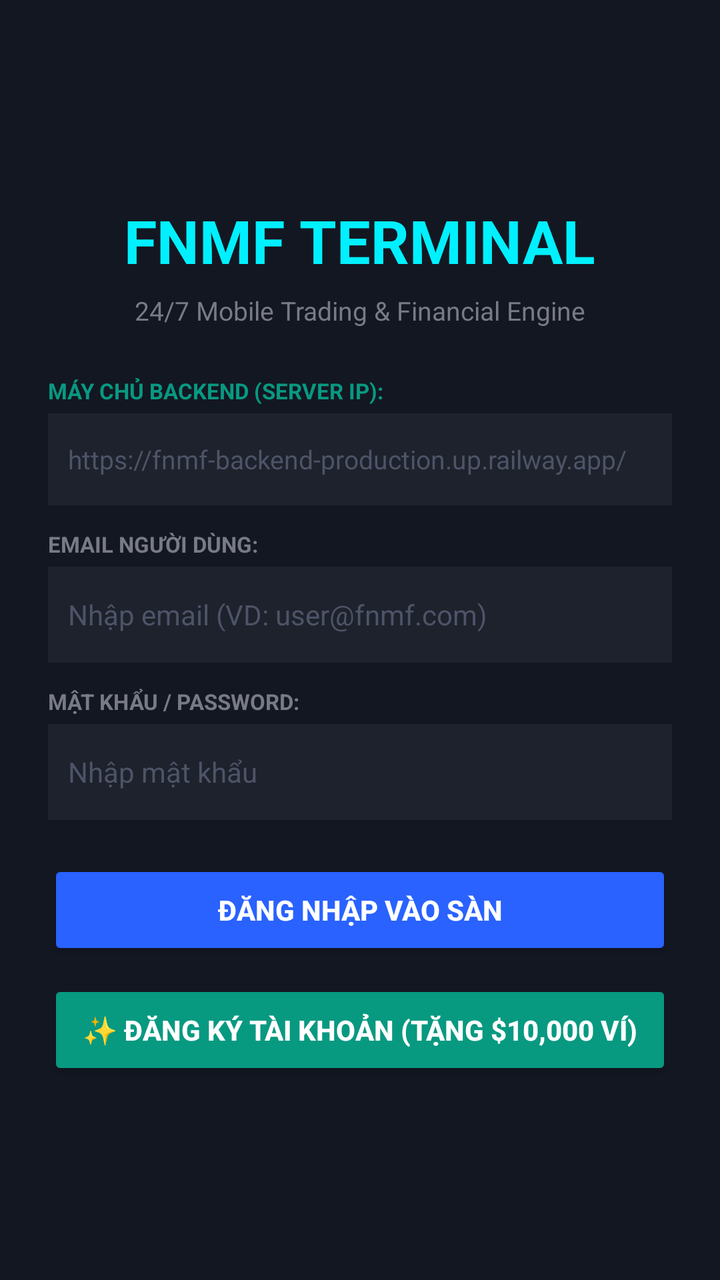
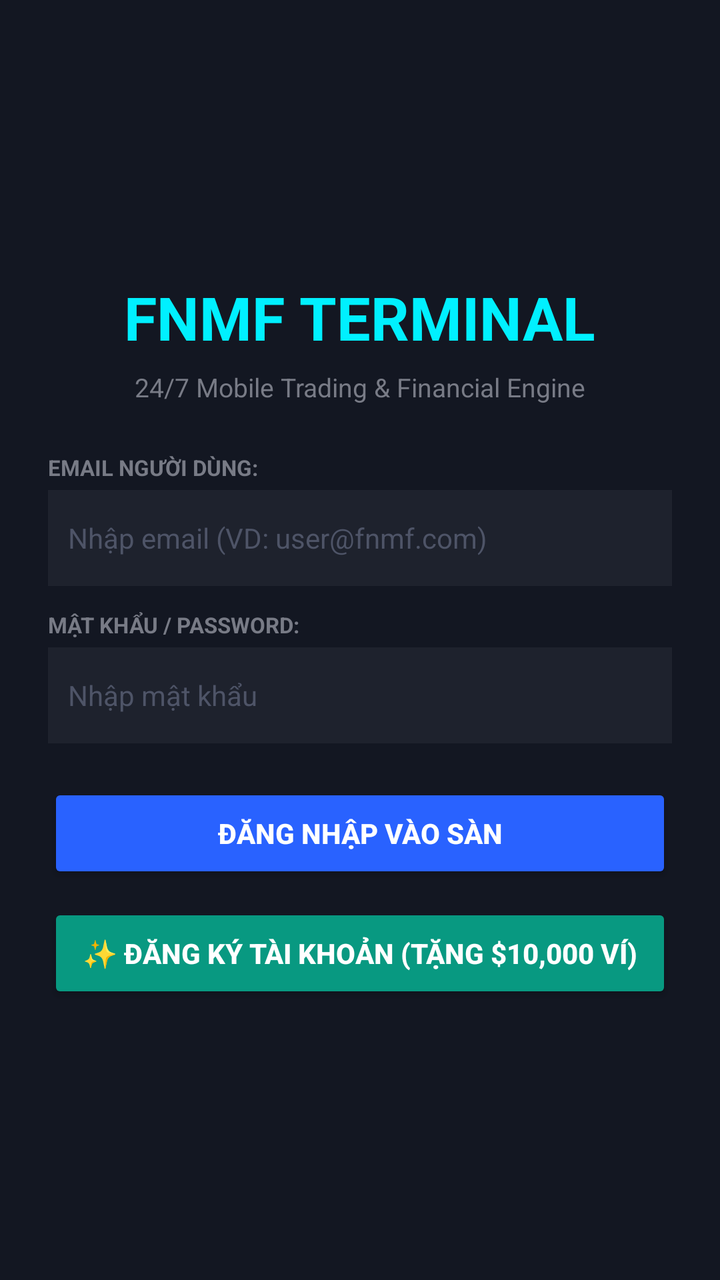

Two renders of the same Android screen: before a commit and after it. Below are the layout's source before the change and the commit's diff.
<!-- AndroidManifest.xml: application theme Theme.NHUMONGLENH -->
<!-- res/layout/layout_activity1.xml -->
<?xml version="1.0" encoding="utf-8"?>
<LinearLayout xmlns:android="http://schemas.android.com/apk/res/android"
    android:layout_width="match_parent"
    android:layout_height="match_parent"
    android:orientation="vertical"
    android:padding="24dp"
    android:background="#131722"
    android:gravity="center">

    <TextView
        android:layout_width="wrap_content"
        android:layout_height="wrap_content"
        android:text="FNMF TERMINAL"
        android:textColor="#00F0FF"
        android:textSize="30sp"
        android:textStyle="bold"
        android:layout_marginBottom="6dp"/>

    <TextView
        android:layout_width="wrap_content"
        android:layout_height="wrap_content"
        android:text="24/7 Mobile Trading &amp; Financial Engine"
        android:textColor="#787B86"
        android:textSize="13sp"
        android:layout_marginBottom="24dp"/>

    
    <TextView
        android:layout_width="match_parent"
        android:layout_height="wrap_content"
        android:text="MÁY CHỦ BACKEND (SERVER IP):"
        android:textColor="#089981"
        android:textSize="11sp"
        android:textStyle="bold"
        android:layout_marginBottom="4dp"/>

    <EditText
        android:id="@+id/etServerUrl"
        android:layout_width="match_parent"
        android:layout_height="46dp"
        android:hint="https://fnmf-backend-production.up.railway.app/"
        android:textColorHint="#4E5467"
        android:textColor="#00F0FF"
        android:background="#1E222D"
        android:padding="10dp"
        android:textSize="13sp"
        android:layout_marginBottom="12dp"/>

    
    <TextView
        android:layout_width="match_parent"
        android:layout_height="wrap_content"
        android:text="EMAIL NGƯỜI DÙNG:"
        android:textColor="#787B86"
        android:textSize="11sp"
        android:textStyle="bold"
        android:layout_marginBottom="4dp"/>

    <EditText
        android:id="@+id/etEmail"
        android:layout_width="match_parent"
        android:layout_height="48dp"
        android:hint="Nhập email (VD: user@fnmf.com)"
        android:textColorHint="#4E5467"
        android:textColor="#FFFFFF"
        android:inputType="textEmailAddress"
        android:autofillHints="emailAddress"
        android:background="#1E222D"
        android:padding="10dp"
        android:textSize="14sp"
        android:layout_marginBottom="12dp"/>

    
    <TextView
        android:layout_width="match_parent"
        android:layout_height="wrap_content"
        android:text="MẬT KHẨU / PASSWORD:"
        android:textColor="#787B86"
        android:textSize="11sp"
        android:textStyle="bold"
        android:layout_marginBottom="4dp"/>

    <EditText
        android:id="@+id/etPassword"
        android:layout_width="match_parent"
        android:layout_height="48dp"
        android:hint="Nhập mật khẩu"
        android:textColorHint="#4E5467"
        android:textColor="#FFFFFF"
        android:inputType="textPassword"
        android:autofillHints="password"
        android:background="#1E222D"
        android:padding="10dp"
        android:textSize="14sp"
        android:layout_marginBottom="20dp"/>

    
    <Button
        android:id="@+id/btnLogin"
        android:layout_width="match_parent"
        android:layout_height="50dp"
        android:text="ĐĂNG NHẬP VÀO SÀN"
        android:backgroundTint="#2962FF"
        android:textStyle="bold"
        android:textColor="#FFFFFF"
        android:layout_marginBottom="10dp"/>

    
    <Button
        android:id="@+id/btnRegister"
        android:layout_width="match_parent"
        android:layout_height="50dp"
        android:text="✨ ĐĂNG KÝ TÀI KHOẢN (TẶNG $10,000 VÍ)"
        android:backgroundTint="#089981"
        android:textStyle="bold"
        android:textColor="#FFFFFF"/>
</LinearLayout>
<!-- resources referenced by this layout -->
<resources>
  <style name="Theme.NHUMONGLENH" parent="Theme.MaterialComponents.DayNight.DarkActionBar">
          
          <item name="colorPrimary">@color/purple_500</item>
          <item name="colorPrimaryVariant">@color/purple_700</item>
          <item name="colorOnPrimary">@color/white</item>
          
          <item name="colorSecondary">@color/teal_200</item>
          <item name="colorSecondaryVariant">@color/teal_700</item>
          <item name="colorOnSecondary">@color/black</item>
          
          <item name="android:statusBarColor">?attr/colorPrimaryVariant</item>
          
      </style>
  <color name="purple_500">#FF6200EE</color>
  <color name="purple_700">#FF3700B3</color>
  <color name="white">#FFFFFFFF</color>
  <color name="teal_200">#FF03DAC5</color>
  <color name="teal_700">#FF018786</color>
  <color name="black">#FF000000</color>
</resources>

<!-- the commit's change to res/layout/layout_activity1.xml (unified diff, before → after) -->
@@ -23,28 +23,6 @@
         android:textColor="#787B86"
         android:textSize="13sp"
         android:layout_marginBottom="24dp"/>
-
-    
-    <TextView
-        android:layout_width="match_parent"
-        android:layout_height="wrap_content"
-        android:text="MÁY CHỦ BACKEND (SERVER IP):"
-        android:textColor="#089981"
-        android:textSize="11sp"
-        android:textStyle="bold"
-        android:layout_marginBottom="4dp"/>
-
-    <EditText
-        android:id="@+id/etServerUrl"
-        android:layout_width="match_parent"
-        android:layout_height="46dp"
-        android:hint="https://fnmf-backend-production.up.railway.app/"
-        android:textColorHint="#4E5467"
-        android:textColor="#00F0FF"
-        android:background="#1E222D"
-        android:padding="10dp"
-        android:textSize="13sp"
-        android:layout_marginBottom="12dp"/>
 
     
     <TextView
